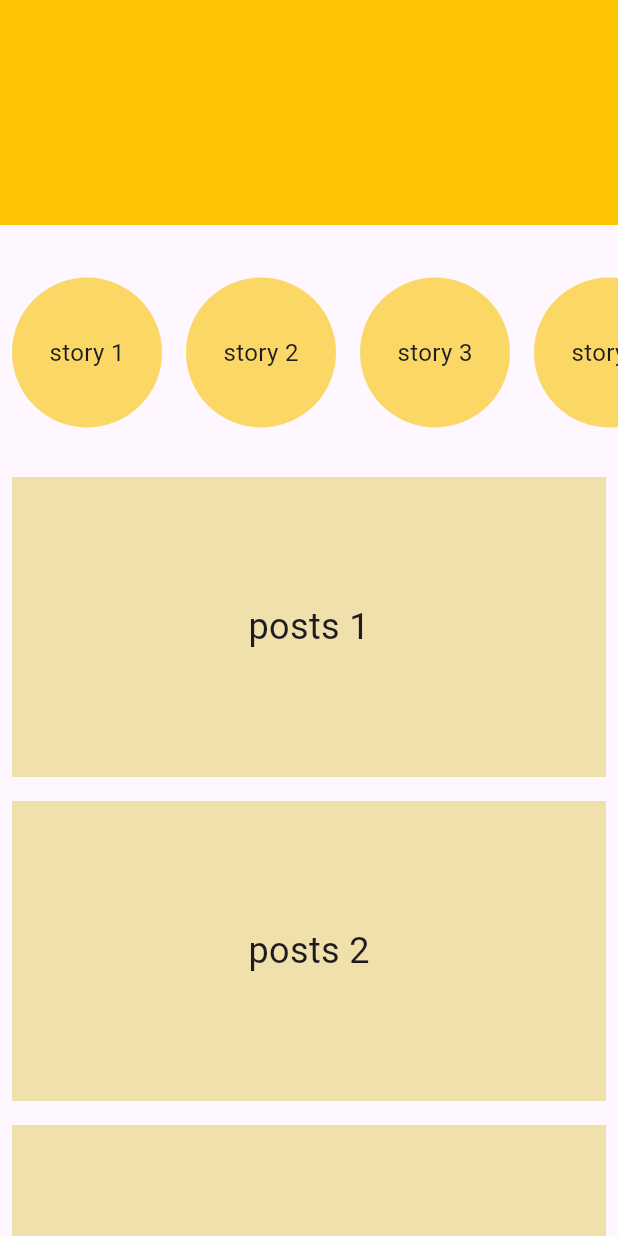
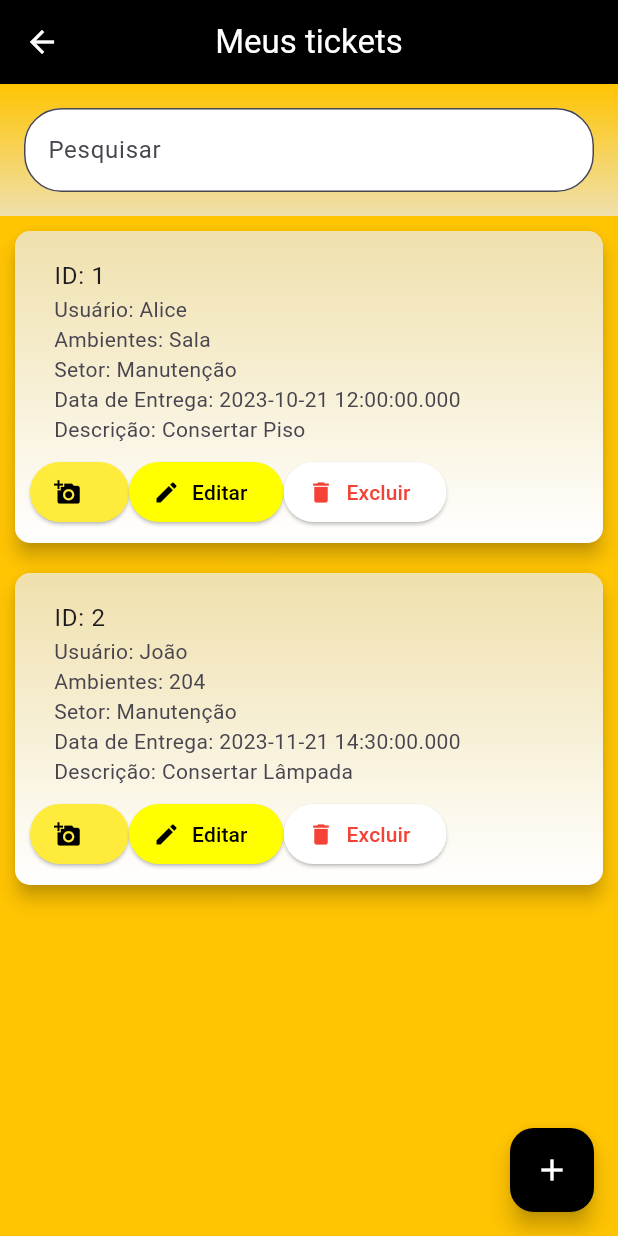
Before and after one commit to washingtonfernandes/project_login_flutter, a Flutter app: the screen it shows after launch, on a phone screen of 412 x 824 dp. Run offline on Flutter 3.47's test engine with Material 3 defaults, Android fonts, the phone set to English and light mode, and no system bars; our stand-ins replace image_picker, permission_handler.

Commit message:
meus tickets com lista e add

```diff
--- a/lib/main.dart
+++ b/lib/main.dart
@@ -4,5 +4,5 @@ import 'package:project_filtro/vofaze.dart';
 void main() {
   WidgetsFlutterBinding.ensureInitialized();
 
-  runApp(const vofaze());
+  runApp(const Vofaze());
 }
--- a/lib/pages/homelist/homelist.dart
+++ /dev/null
@@ -1,60 +0,0 @@
-import 'package:flutter/material.dart';
-import 'package:project_filtro/comum/circle.dart';
-import 'package:project_filtro/comum/cores.dart';
-import 'package:project_filtro/comum/mysquare.dart';
-
-class HomeList extends StatelessWidget {
-  final List _posts = [
-    "posts 1",
-    "posts 2",
-    "posts 3",
-    "posts 4",
-  ];
-
-  final List _stories = [
-    "story 1",
-    "story 2",
-    "story 3",
-    "story 4",
-  ];
-
-  @override
-  Widget build(BuildContext context) {
-    return Scaffold(
-      body: Column(
-        children: [
-          Container(
-            height: 150,
-            color: MinhasCores.amarelo,
-          ),
-          SizedBox(
-            height: 10,
-          ),
-          Container(
-            height: 150,
-            child: ListView.builder(
-              itemCount: _posts.length,
-              scrollDirection: Axis.horizontal,
-              itemBuilder: (context, index) {
-                return MyCircle(
-                  child: _stories[index],
-                );
-              },
-            ),
-          ),
-          Expanded(
-            flex: 4,
-            child: ListView.builder(
-              itemCount: _posts.length,
-              itemBuilder: (context, index) {
-                return MySquare(
-                  child: _posts[index],
-                );
-              },
-            ),
-          ),
-        ],
-      ),
-    );
-  }
-}
--- /dev/null
+++ b/lib/pages/searchlist/searchList.dart
@@ -0,0 +1,550 @@
+import 'package:flutter/material.dart';
+import 'package:image_picker/image_picker.dart';
+import 'package:permission_handler/permission_handler.dart';
+import 'dart:io';
+import 'package:project_filtro/comum/cores.dart';
+
+class ListaTickets {
+  int id;
+  String usuario;
+  String ambientes;
+  String setorNome; // Alterado o nome do parâmetro
+  DateTime dataEntrega;
+  String descricao;
+  File? image;
+
+  ListaTickets({
+    required this.id,
+    required this.usuario,
+    required this.ambientes,
+    required this.setorNome, // Alterado o nome do parâmetro
+    required this.dataEntrega,
+    required this.descricao,
+    this.image,
+  });
+}
+
+class SearchList extends StatefulWidget {
+  @override
+  _SearchListState createState() => _SearchListState();
+}
+
+class _SearchListState extends State<SearchList> {
+  List<ListaTickets> tickets = [
+    ListaTickets(
+      id: 1,
+      usuario: 'Alice',
+      ambientes: 'Sala',
+      setorNome: 'Manutenção', // Alterado o nome do parâmetro
+      dataEntrega: DateTime(2023, 10, 21, 12, 0),
+      descricao: 'Consertar Piso',
+    ),
+    ListaTickets(
+      id: 2,
+      usuario: 'João',
+      ambientes: '204',
+      setorNome: 'Manutenção', // Alterado o nome do parâmetro
+      dataEntrega: DateTime(2023, 11, 21, 14, 30),
+      descricao: 'Consertar Lâmpada',
+    ),
+  ];
+
+  List<String> usuarios = ["Alice", "João", "Maria"];
+  List<String> ambientes = ["Sala", "204", "Escritório"];
+  List<String> setores = ["Manutenção", "Limpeza", "TI"];
+
+  @override
+  void initState() {
+    super.initState();
+  }
+
+  void filterItems(String query) {
+    query = query.toLowerCase();
+    setState(() {
+      tickets = tickets.where((item) {
+        return item.usuario.toLowerCase().contains(query) ||
+            item.ambientes.toLowerCase().contains(query) ||
+            item.setorNome
+                .toLowerCase()
+                .contains(query) || // Alterado o nome do parâmetro
+            item.dataEntrega.toString().contains(query) ||
+            item.descricao.toLowerCase().contains(query);
+      }).toList();
+    });
+  }
+
+  Future<void> getImage(ListaTickets ticket) async {
+    final _picker = ImagePicker();
+    final PermissionStatus status = await Permission.photos.request();
+    if (status.isGranted) {
+      final XFile? pickedFile =
+          await _picker.pickImage(source: ImageSource.gallery);
+      if (pickedFile != null) {
+        setState(() {
+          ticket.image = File(pickedFile.path);
+        });
+      }
+    }
+  }
+
+  @override
+  Widget build(BuildContext context) {
+    return MaterialApp(
+      home: Scaffold(
+        appBar: AppBar(
+          centerTitle: true,
+          title: Text(
+            "Meus tickets",
+            style: TextStyle(
+              color: Colors.white,
+            ),
+          ),
+          backgroundColor: Colors.black,
+          leading: IconButton(
+            icon: Icon(
+              Icons.arrow_back,
+              color: Colors.white,
+            ),
+            onPressed: () {
+              Navigator.of(context).pop();
+            },
+          ),
+        ),
+        body: Column(
+          children: [
+            Container(
+              decoration: BoxDecoration(
+                gradient: LinearGradient(
+                  begin: Alignment.topCenter,
+                  end: Alignment.bottomCenter,
+                  colors: [
+                    MinhasCores.amarelo,
+                    MinhasCores.amareloBaixo,
+                  ],
+                ),
+              ),
+              padding: EdgeInsets.all(16.0),
+              child: TextField(
+                onChanged: filterItems,
+                decoration: InputDecoration(
+                  filled: true,
+                  fillColor: Colors.white,
+                  labelText: "Pesquisar",
+                  border: OutlineInputBorder(
+                    borderRadius: BorderRadius.circular(25.0),
+                    borderSide: BorderSide(color: Colors.white),
+                  ),
+                ),
+              ),
+            ),
+            Expanded(
+              child: Container(
+                decoration: BoxDecoration(
+                  gradient: LinearGradient(
+                    begin: Alignment.topCenter,
+                    end: Alignment.bottomCenter,
+                    colors: [MinhasCores.amarelo, MinhasCores.amarelo],
+                  ),
+                ),
+                child: ListView.builder(
+                  itemCount: tickets.length,
+                  itemBuilder: (context, index) {
+                    return buildTicketCard(tickets[index]);
+                  },
+                ),
+              ),
+            ),
+          ],
+        ),
+        floatingActionButton: FloatingActionButton(
+          onPressed: () {
+            showAddTicketDialog();
+          },
+          backgroundColor: Colors.black,
+          child: Icon(
+            Icons.add,
+            color: Colors.white,
+          ),
+        ),
+      ),
+    );
+  }
+
+  Widget buildTicketCard(ListaTickets ticket) {
+    return Card(
+      elevation: 5,
+      margin: EdgeInsets.all(10),
+      child: Container(
+        padding: EdgeInsets.all(10),
+        decoration: BoxDecoration(
+          gradient: LinearGradient(
+            begin: Alignment.topCenter,
+            end: Alignment.bottomCenter,
+            colors: [MinhasCores.amareloBaixo, Colors.white],
+          ),
+          borderRadius: BorderRadius.circular(10.0), // Borda arredondada
+        ),
+        child: Column(
+          children: [
+            ListTile(
+              title: Text("ID: ${ticket.id}"),
+              subtitle: Column(
+                crossAxisAlignment: CrossAxisAlignment.stretch,
+                children: [
+                  Text("Usuário: ${ticket.usuario}"),
+                  Text("Ambientes: ${ticket.ambientes}"),
+                  Text(
+                      "Setor: ${ticket.setorNome}"), // Alterado o nome do parâmetro
+                  Text("Data de Entrega: ${ticket.dataEntrega}"),
+                  Text("Descrição: ${ticket.descricao}"),
+                ],
+              ),
+            ),
+            if (ticket.image != null) Image.file(ticket.image!),
+            Row(
+              mainAxisAlignment: MainAxisAlignment.start,
+              children: [
+                ElevatedButton.icon(
+                  onPressed: () {
+                    getImage(ticket);
+                  },
+                  icon: Icon(
+                    Icons.add_a_photo,
+                    color: Colors.black,
+                  ),
+                  label: Text(
+                    "",
+                    style: TextStyle(
+                      color: Colors.black,
+                    ),
+                  ),
+                  style: ElevatedButton.styleFrom(
+                    primary: Colors.yellow,
+                  ),
+                ),
+                ElevatedButton.icon(
+                  onPressed: () {
+                    showEditTicketDialog(ticket);
+                  },
+                  icon: Icon(
+                    Icons.edit,
+                    color: Colors.black,
+                  ),
+                  label: Text(
+                    "Editar",
+                    style: TextStyle(
+                      color: Colors.black,
+                    ),
+                  ),
+                  style: ElevatedButton.styleFrom(
+                    primary: Colors.yellowAccent,
+                  ),
+                ),
+                ElevatedButton.icon(
+                  onPressed: () {
+                    deleteTicket(ticket);
+                  },
+                  icon: Icon(
+                    Icons.delete,
+                    color: Colors.red,
+                  ),
+                  label: Text(
+                    "Excluir",
+                    style: TextStyle(
+                      color: Colors.red,
+                    ),
+                  ),
+                  style: ElevatedButton.styleFrom(
+                    primary: Colors.white,
+                  ),
+                ),
+              ],
+            ),
+          ],
+        ),
+      ),
+    );
+  }
+
+  void showAddTicketDialog() {
+    int nextId = tickets.length + 1;
+    String selectedUsuario = usuarios[0];
+    String selectedAmbiente = ambientes[0];
+    String selectedSetor = setores[0];
+    DateTime selectedDate = DateTime.now();
+    final TextEditingController descricaoController = TextEditingController();
+
+    showDialog(
+      context: context,
+      builder: (BuildContext context) {
+        return AlertDialog(
+          title: Container(
+            color: MinhasCores.amarelo,
+            child: Padding(
+              padding: const EdgeInsets.all(8.0),
+              child: Center(
+                child: Text(
+                  "Adicione um novo ticket",
+                  style: TextStyle(
+                    fontSize: 16,
+                    color: Colors.black,
+                  ),
+                ),
+              ),
+            ),
+          ),
+          content: SingleChildScrollView(
+            child: Column(
+              mainAxisSize: MainAxisSize.min,
+              children: [
+                Text("ID: $nextId"),
+                buildDropdownButton(
+                  selectedUsuario,
+                  usuarios,
+                  (String? newValue) {
+                    setState(() {
+                      selectedUsuario = newValue!;
+                    });
+                  },
+                ),
+                buildDropdownButton(
+                  selectedAmbiente,
+                  ambientes,
+                  (String? newValue) {
+                    setState(() {
+                      selectedAmbiente = newValue!;
+                    });
+                  },
+                ),
+                buildDropdownButton(
+                  selectedSetor,
+                  setores,
+                  (String? newValue) {
+                    setState(() {
+                      selectedSetor = newValue!;
+                    });
+                  },
+                ),
+                buildDateSelector(selectedDate),
+                buildDescriptionTextField(descricaoController),
+              ],
+            ),
+          ),
+          actions: [
+            buildCancelButton(),
+            buildAddButton(nextId, selectedUsuario, selectedAmbiente,
+                selectedSetor, selectedDate, descricaoController),
+          ],
+        );
+      },
+    );
+  }
+
+  Widget buildDropdownButton(
+      String value, List<String> items, void Function(String?) onChanged) {
+    return DropdownButton<String>(
+      value: value,
+      items: items.map((String item) {
+        return DropdownMenuItem<String>(
+          value: item,
+          child: Text(
+            item,
+            style: TextStyle(fontSize: 16),
+          ),
+        );
+      }).toList(),
+      onChanged: onChanged,
+    );
+  }
+
+  Widget buildDateSelector(DateTime selectedDate) {
+    return Row(
+      mainAxisAlignment: MainAxisAlignment.spaceBetween,
+      children: [
+        Text("Data de Entrega: "),
+        TextButton(
+          onPressed: () {
+            showDatePicker(
+              context: context,
+              initialDate: selectedDate,
+              firstDate: DateTime(2000),
+              lastDate: DateTime(2100),
+            ).then((pickedDate) {
+              if (pickedDate != null) {
+                setState(() {
+                  selectedDate = pickedDate;
+                });
+              }
+            });
+          },
+          child: Text(
+            "${selectedDate.day}/${selectedDate.month}/${selectedDate.year} ${selectedDate.hour}:${selectedDate.minute}",
+          ),
+        ),
+      ],
+    );
+  }
+
+  Widget buildDescriptionTextField(TextEditingController controller) {
+    return TextFormField(
+      controller: controller,
+      decoration: InputDecoration(labelText: "Descrição"),
+    );
+  }
+
+  Widget buildCancelButton() {
+    return ElevatedButton(
+      style: ElevatedButton.styleFrom(
+        backgroundColor: Colors.orange,
+        onPrimary: Colors.black,
+        shadowColor: Colors.deepOrange,
+      ),
+      child: Text("Cancelar"),
+      onPressed: () {
+        Navigator.of(context).pop();
+      },
+    );
+  }
+
+  Widget buildAddButton(
+      int nextId,
+      String selectedUsuario,
+      String selectedAmbiente,
+      String selectedSetor,
+      DateTime selectedDate,
+      TextEditingController descricaoController) {
+    return ElevatedButton(
+      style: ElevatedButton.styleFrom(
+        primary: Colors.green,
+        onPrimary: Colors.black,
+        shadowColor: Colors.greenAccent,
+      ),
+      child: Text("Adicionar"),
+      onPressed: () {
+        final newItem = ListaTickets(
+          id: nextId,
+          usuario: selectedUsuario,
+          ambientes: selectedAmbiente,
+          setorNome: selectedSetor, // Alterado o nome do parâmetro
+          dataEntrega: selectedDate,
+          descricao: descricaoController.text,
+          image: null,
+        );
+        setState(() {
+          tickets.add(newItem);
+        });
+        descricaoController.clear();
+        filterItems("");
+        Navigator.of(context).pop();
+      },
+    );
+  }
+
+  void showEditTicketDialog(ListaTickets ticket) {
+    int selectedUsuarioIndex = usuarios.indexOf(ticket.usuario);
+    int selectedAmbienteIndex = ambientes.indexOf(ticket.ambientes);
+    int selectedSetorIndex =
+        setores.indexOf(ticket.setorNome); // Alterado o nome do parâmetro
+
+    TextEditingController descricaoController =
+        TextEditingController(text: ticket.descricao);
+
+    showDialog(
+      context: context,
+      builder: (BuildContext context) {
+        return AlertDialog(
+          title: Container(
+            color: MinhasCores.amarelo,
+            child: Padding(
+              padding: const EdgeInsets.all(8.0),
+              child: Center(
+                child: Text(
+                  "Alterar o ticket",
+                  style: TextStyle(
+                    fontSize: 16,
+                    color: Colors.black,
+                  ),
+                ),
+              ),
+            ),
+          ),
+          content: SingleChildScrollView(
+            child: Column(
+              mainAxisSize: MainAxisSize.min,
+              children: [
+                Column(
+                  children: [
+                    buildDropdownButton(
+                      usuarios[selectedUsuarioIndex],
+                      usuarios,
+                      (String? newValue) {
+                        setState(() {
+                          selectedUsuarioIndex = usuarios.indexOf(newValue!);
+                        });
+                      },
+                    ),
+                    buildDropdownButton(
+                      ambientes[selectedAmbienteIndex],
+                      ambientes,
+                      (String? newValue) {
+                        setState(() {
+                          selectedAmbienteIndex = ambientes.indexOf(newValue!);
+                        });
+                      },
+                    ),
+                    buildDropdownButton(
+                      setores[selectedSetorIndex],
+                      setores,
+                      (String? newValue) {
+                        setState(() {
+                          selectedSetorIndex = setores.indexOf(newValue!);
+                        });
+                      },
+                    ),
+                  ],
+                ),
+                buildDescriptionTextField(descricaoController),
+              ],
+            ),
+          ),
+          actions: [
+            Center(
+              child: Column(
+                children: [
+                  buildCancelButton(),
+                  ElevatedButton(
+                    style: ElevatedButton.styleFrom(
+                      primary: Colors.green,
+                      onPrimary: Colors.black,
+                      shadowColor: Colors.greenAccent,
+                    ),
+                    child: Text(
+                      "Salvar",
+                      style: TextStyle(fontSize: 16),
+                    ),
+                    onPressed: () {
+                      setState(() {
+                        ticket.usuario = usuarios[selectedUsuarioIndex];
+                        ticket.ambientes = ambientes[selectedAmbienteIndex];
+                        ticket.setorNome = setores[
+                            selectedSetorIndex]; // Alterado o nome do parâmetro
+                        ticket.descricao = descricaoController.text;
+                      });
+                      Navigator.of(context).pop();
+                    },
+                  ),
+                ],
+              ),
+            ),
+          ],
+        );
+      },
+    );
+  }
+
+  void deleteTicket(ListaTickets ticket) {
+    setState(() {
+      tickets.remove(ticket);
+    });
+  }
+}
--- a/lib/vofaze.dart
+++ b/lib/vofaze.dart
@@ -1,9 +1,9 @@
 import 'package:flutter/material.dart';
-import 'package:project_filtro/pages/homelist/homelist.dart';
+import 'package:project_filtro/pages/searchlist/searchList.dart';
 import 'package:project_filtro/pages/splash-screen/splash-screen.dart';
 
-class vofaze extends StatelessWidget {
-  const vofaze({Key? key}) : super(key: key);
+class Vofaze extends StatelessWidget {
+  const Vofaze({Key? key}) : super(key: key);
 
   @override
   Widget build(BuildContext context) {
@@ -14,7 +14,7 @@ class vofaze extends StatelessWidget {
               if (snapshot.connectionState == ConnectionState.waiting) {
                 return const SplashScreen();
               } else {
-                return HomeList();
+                return SearchList();
               }
             }));
   }
--- a/pubspec.yaml
+++ b/pubspec.yaml
@@ -35,17 +35,20 @@ dependencies:
   # The following adds the Cupertino Icons font to your application.
   # Use with the CupertinoIcons class for iOS style icons.
   cupertino_icons: ^1.0.2
+  image_picker: ^1.0.4
+  permission_handler: ^11.0.1
 
 dev_dependencies:
   flutter_test:
     sdk: flutter
+
 
   # The "flutter_lints" package below contains a set of recommended lints to
   # encourage good coding practices. The lint set provided by the package is
   # activated in the `analysis_options.yaml` file located at the root of your
   # package. See that file for information about deactivating specific lint
   # rules and activating additional ones.
-  flutter_lints: ^2.0.0
+  flutter_lints: ^3.0.0
 
 # For information on the generic Dart part of this file, see the
 # following page: https://dart.dev/tools/pub/pubspec
```
Also changed, not shown: lib/comum/search.dart (added, +104 -0 lines), assets/splash/splash_1.png, assets/splash/splash_2.png, pubspec.lock, 4 other files.
